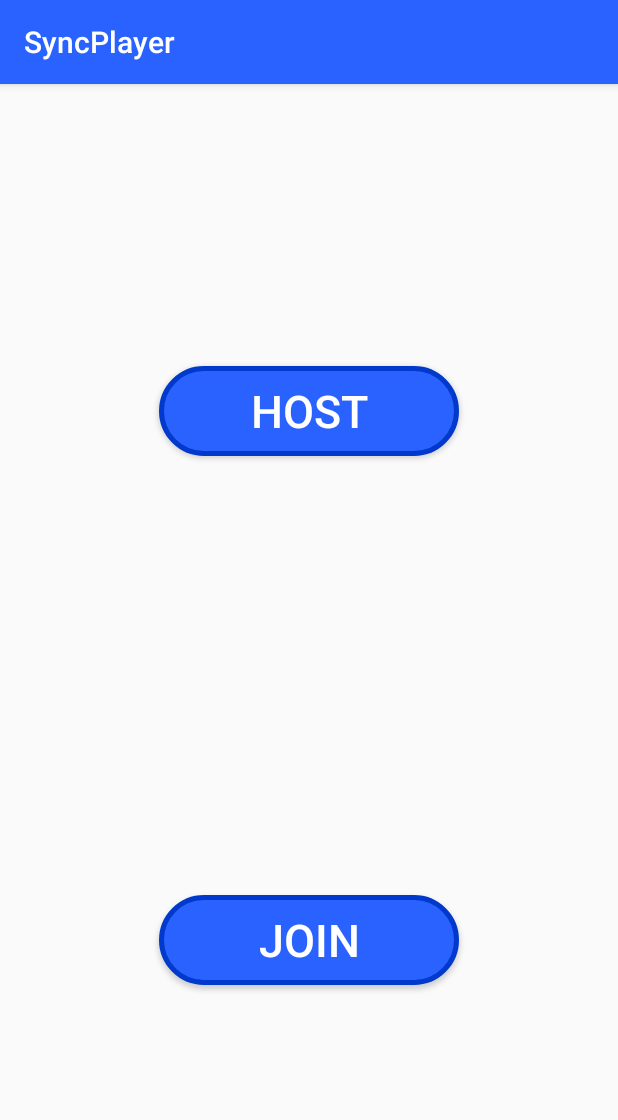
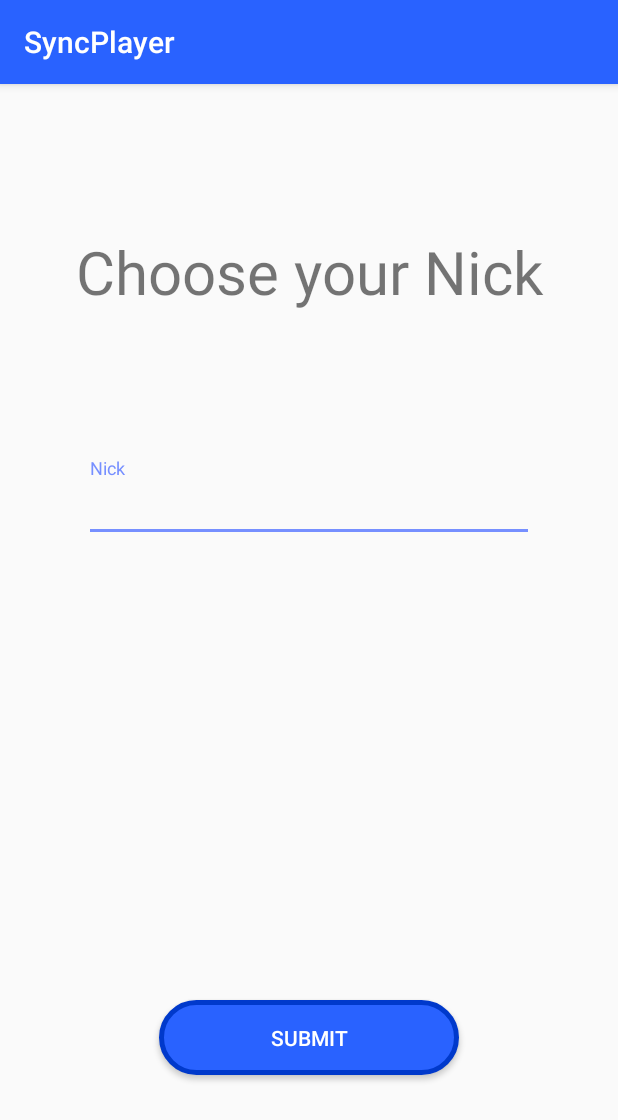
Before and after one commit to AxonDragonScale/SyncPlayer, an Android app: the screen it shows after launch (MainActivity before the commit, SignUpActivity after it), on a phone screen of 412 x 824 dp. Shown: the top 1120 px of the screen. Run offline under Robolectric (Android 15) with nearby library versions, the phone set to English and light mode, and no system bars.

Commit message:
Added First time startup user registration.
Added a SignUpActivity that asks the user for a Nick if the app is being
started for the first time. Nick stored in sharedPrefs.

```diff
--- a/app/build.gradle
+++ b/app/build.gradle
@@ -25,4 +25,5 @@ dependencies {
     testImplementation 'junit:junit:4.12'
     androidTestImplementation 'com.android.support.test:runner:1.0.2'
     androidTestImplementation 'com.android.support.test.espresso:espresso-core:3.0.2'
+    implementation 'com.android.support:design:28.0.0'
 }
--- a/app/src/main/AndroidManifest.xml
+++ b/app/src/main/AndroidManifest.xml
@@ -9,7 +9,8 @@
         android:roundIcon="@mipmap/ic_launcher_round"
         android:supportsRtl="true"
         android:theme="@style/AppTheme">
-        <activity android:name=".PlayerActivity"></activity>
+        <activity android:name=".SignUpActivity"></activity>
+        <activity android:name=".PlayerActivity" />
         <activity android:name=".HostActivity" />
         <activity android:name=".ClientActivity" />
         <activity android:name=".MainActivity">
--- a/app/src/main/java/com/sdpd/syncplayer/MainActivity.java
+++ b/app/src/main/java/com/sdpd/syncplayer/MainActivity.java
@@ -1,5 +1,7 @@
 package com.sdpd.syncplayer;
 
+import android.content.Intent;
+import android.content.SharedPreferences;
 import android.support.v7.app.AppCompatActivity;
 import android.os.Bundle;
 import android.view.View;
@@ -15,6 +17,15 @@ public class MainActivity extends AppCompatActivity {
         super.onCreate(savedInstanceState);
         setContentView(R.layout.activity_main);
 
+        // First Time Launch
+        SharedPreferences sharedPrefs = getSharedPreferences(getString(R.string.sharedPrefsKey), MODE_PRIVATE);
+        boolean isFirstRun = sharedPrefs.getBoolean(getString(R.string.isFirstRunSharedPrefsKey),true);
+        if(isFirstRun) {
+            Intent intent = new Intent(MainActivity.this, SignUpActivity.class);
+            intent.setFlags(intent.getFlags() | Intent.FLAG_ACTIVITY_NO_HISTORY);
+            startActivity(intent);
+        }
+
         // Setup the buttons and their on-click listeners
         btnHost = findViewById(R.id.btn_host);
         btnJoin = findViewById(R.id.btn_join);
@@ -22,14 +33,16 @@ public class MainActivity extends AppCompatActivity {
         btnHost.setOnClickListener(new View.OnClickListener() {
             @Override
             public void onClick(View v) {
-
+                Intent intent = new Intent(MainActivity.this, HostActivity.class);
+                startActivity(intent);
             }
         });
 
         btnJoin.setOnClickListener(new View.OnClickListener() {
             @Override
             public void onClick(View v) {
-
+                Intent intent = new Intent(MainActivity.this, ClientActivity.class);
+                startActivity(intent);
             }
         });
     }
--- /dev/null
+++ b/app/src/main/java/com/sdpd/syncplayer/SignUpActivity.java
@@ -0,0 +1,44 @@
+package com.sdpd.syncplayer;
+
+import android.content.Intent;
+import android.content.SharedPreferences;
+import android.support.design.widget.TextInputEditText;
+import android.support.design.widget.TextInputLayout;
+import android.support.v7.app.AppCompatActivity;
+import android.os.Bundle;
+import android.view.View;
+import android.widget.Button;
+
+public class SignUpActivity extends AppCompatActivity {
+
+    Button btnSubmit;
+    TextInputLayout tilNickWrapper;
+    TextInputEditText tietNick;
+
+    @Override
+    protected void onCreate(Bundle savedInstanceState) {
+        super.onCreate(savedInstanceState);
+        setContentView(R.layout.activity_sign_up);
+
+        tilNickWrapper = findViewById(R.id.til_nickWrapper);
+        tietNick = findViewById(R.id.tiet_nick);
+        btnSubmit = findViewById(R.id.btn_submit);
+
+        btnSubmit.setOnClickListener(new View.OnClickListener() {
+            @Override
+            public void onClick(View v) {
+                String nick = tietNick.getText().toString();
+
+                SharedPreferences sharedPrefs = getSharedPreferences(getString(R.string.sharedPrefsKey), MODE_PRIVATE);
+                SharedPreferences.Editor sharedPrefsEditor= sharedPrefs.edit();
+
+                sharedPrefsEditor.putString(getString(R.string.nickSharedPrefsKey), nick);
+                sharedPrefsEditor.putBoolean(getString(R.string.isFirstRunSharedPrefsKey), false);
+                sharedPrefsEditor.commit();
+
+                Intent intent = new Intent(SignUpActivity.this, MainActivity.class);
+                startActivity(intent);
+            }
+        });
+    }
+}
--- a/app/src/main/res/layout/activity_main.xml
+++ b/app/src/main/res/layout/activity_main.xml
@@ -10,7 +10,7 @@
     <Button
         android:id="@+id/btn_host"
         android:layout_width="200dp"
-        android:layout_height="60dp"
+        android:layout_height="50dp"
         android:layout_marginStart="8dp"
         android:layout_marginTop="8dp"
         android:layout_marginEnd="8dp"
@@ -28,7 +28,7 @@
     <Button
         android:id="@+id/btn_join"
         android:layout_width="200dp"
-        android:layout_height="60dp"
+        android:layout_height="50dp"
         android:layout_marginStart="8dp"
         android:layout_marginTop="8dp"
         android:layout_marginEnd="8dp"
--- /dev/null
+++ b/app/src/main/res/layout/activity_sign_up.xml
@@ -0,0 +1,63 @@
+<?xml version="1.0" encoding="utf-8"?>
+<android.support.constraint.ConstraintLayout xmlns:android="http://schemas.android.com/apk/res/android"
+    xmlns:app="http://schemas.android.com/apk/res-auto"
+    xmlns:tools="http://schemas.android.com/tools"
+    android:layout_width="match_parent"
+    android:layout_height="match_parent"
+    tools:context=".SignUpActivity">
+
+    <TextView
+        android:id="@+id/tv_chooseYourNick"
+        android:layout_width="match_parent"
+        android:layout_height="wrap_content"
+        android:layout_marginStart="8dp"
+        android:layout_marginTop="8dp"
+        android:layout_marginEnd="8dp"
+        android:layout_marginBottom="8dp"
+        android:text="Choose your Nick"
+        android:textAlignment="center"
+        android:textSize="40sp"
+        app:layout_constraintBottom_toTopOf="@+id/til_nickWrapper"
+        app:layout_constraintEnd_toEndOf="parent"
+        app:layout_constraintStart_toStartOf="parent"
+        app:layout_constraintTop_toTopOf="parent" />
+
+    <android.support.design.widget.TextInputLayout
+        android:id="@+id/til_nickWrapper"
+        android:layout_width="300dp"
+        android:layout_height="wrap_content"
+        android:layout_marginStart="8dp"
+        android:layout_marginTop="8dp"
+        android:layout_marginEnd="8dp"
+        android:layout_marginBottom="8dp"
+        app:layout_constraintBottom_toBottomOf="parent"
+        app:layout_constraintEnd_toEndOf="parent"
+        app:layout_constraintStart_toStartOf="parent"
+        app:layout_constraintTop_toTopOf="parent"
+        app:layout_constraintVertical_bias="0.347">
+
+        <android.support.design.widget.TextInputEditText
+            android:id="@+id/tiet_nick"
+            android:layout_width="match_parent"
+            android:layout_height="wrap_content"
+            android:hint="Nick" />
+    </android.support.design.widget.TextInputLayout>
+
+    <Button
+        android:id="@+id/btn_submit"
+        android:layout_width="200dp"
+        android:layout_height="50dp"
+        android:layout_marginStart="8dp"
+        android:layout_marginTop="8dp"
+        android:layout_marginEnd="8dp"
+        android:layout_marginBottom="8dp"
+        android:background="@drawable/btn_rounded"
+        android:text="SUBMIT"
+        android:textColor="@color/white"
+        app:layout_constraintBottom_toBottomOf="parent"
+        app:layout_constraintEnd_toEndOf="parent"
+        app:layout_constraintStart_toStartOf="parent"
+        app:layout_constraintTop_toBottomOf="@+id/til_nickWrapper"
+        app:layout_constraintVertical_bias="0.75" />
+
+</android.support.constraint.ConstraintLayout>
--- a/app/src/main/res/values/strings.xml
+++ b/app/src/main/res/values/strings.xml
@@ -1,3 +1,6 @@
 <resources>
     <string name="app_name">SyncPlayer</string>
+    <string name="sharedPrefsKey">SyncPlayerSharedPreferencesKey</string>
+    <string name="isFirstRunSharedPrefsKey">isFirstSyncPlayerRun</string>
+    <string name="nickSharedPrefsKey">nickSyncPlayerUser</string>
 </resources>
```
